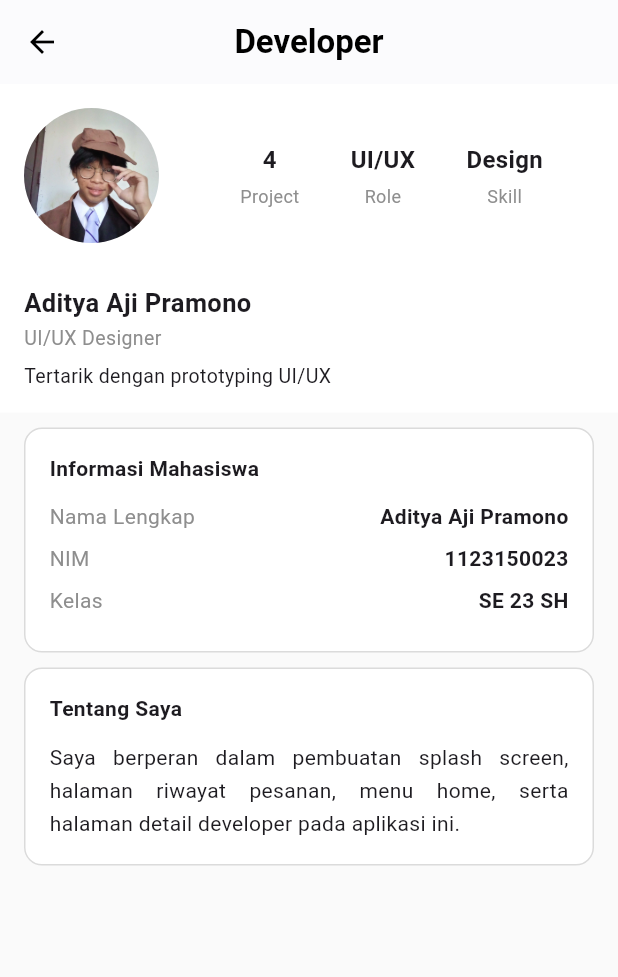
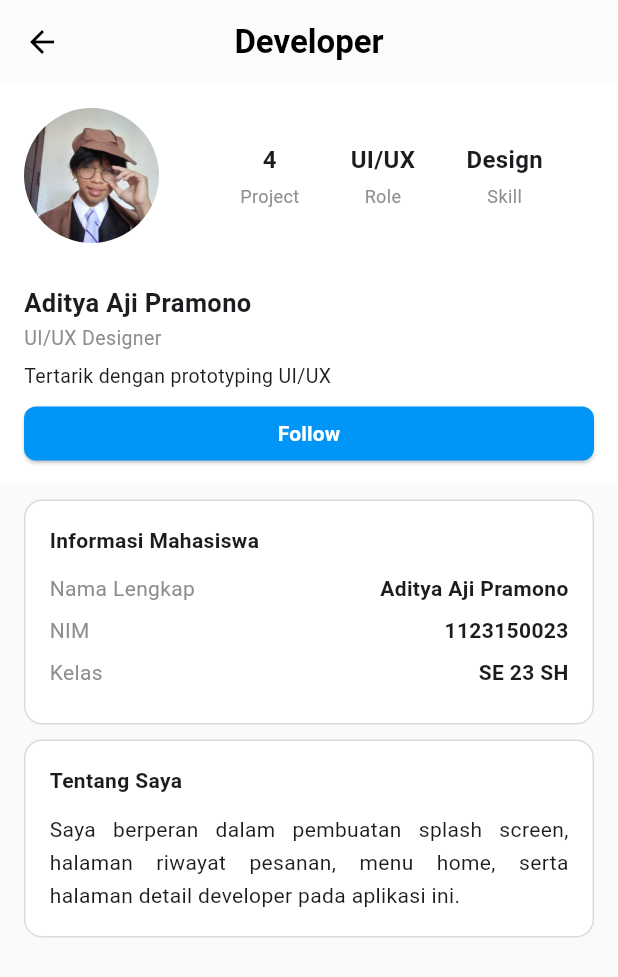
Before and after one commit to Frientia/project_mobile_UAS, a Flutter app: the DeveloperDetailPage screen opened directly, on a phone screen of 412 x 824 dp. Shown: the top 977 px of the screen. Run offline on Flutter 3.47's test engine with Material 3 defaults, Android fonts, the phone set to English and light mode, and no system bars; our stand-ins replace country_picker, firebase_auth, firebase_core, flutter_dotenv, flutter_local_notifications, google_sign_in and 3 more; accounts and stored records are empty.

Commit message:
menambahkan follow button

```diff
--- a/lib/pages/developer_detail_page.dart
+++ b/lib/pages/developer_detail_page.dart
@@ -22,6 +22,7 @@ class DeveloperDetailPage extends StatelessWidget {
 
   static const Color igBackground = Color(0xffFAFAFA);
   static const Color igGrey = Color(0xff8E8E8E);
+  static const Color igBlue = Color(0xff0095F6);
 
   @override
   Widget build(BuildContext context) {
@@ -70,7 +71,7 @@ class DeveloperDetailPage extends StatelessWidget {
               ),
             ),
 
-            /// ===== BIO =====
+            /// ===== BIO + FOLLOW =====
             Container(
               width: double.infinity,
               padding: const EdgeInsets.fromLTRB(16, 12, 16, 16),
@@ -94,6 +95,29 @@ class DeveloperDetailPage extends StatelessWidget {
                   Text(
                     interest,
                     style: const TextStyle(fontSize: 13, height: 1.4),
+                  ),
+                  const SizedBox(height: 12),
+
+                  /// FOLLOW BUTTON
+                  SizedBox(
+                    width: double.infinity,
+                    height: 36,
+                    child: ElevatedButton(
+                      style: ElevatedButton.styleFrom(
+                        backgroundColor: igBlue,
+                        shape: RoundedRectangleBorder(
+                          borderRadius: BorderRadius.circular(8),
+                        ),
+                      ),
+                      onPressed: () {},
+                      child: const Text(
+                        "Follow",
+                        style: TextStyle(
+                          color: Colors.white,
+                          fontWeight: FontWeight.w600,
+                        ),
+                      ),
+                    ),
                   ),
                 ],
               ),
```
